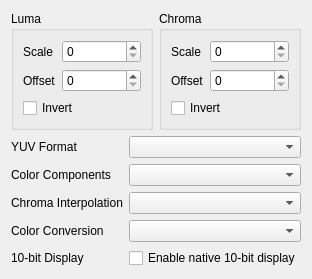
Before: the Qt Designer form YUViewLib/ui/videoHandlerYUV.ui in IENT/YUView, drawn with Qt 5.
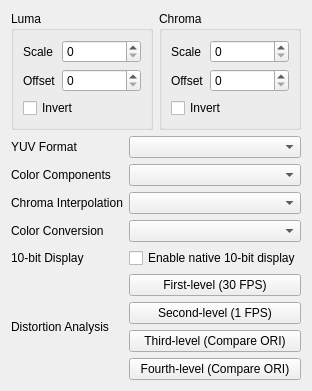
After: the same form once the commit is applied.

Commit message:
Add four video distortion analysis controls to YUV handler
- Added four new QPushButton controls to videoHandlerYUV UI
- First-level distortion: 30 FPS playback functionality
- Second-level distortion: 1 FPS playback functionality
- Third-level distortion: 1 FPS comparison with ORI file detection
- Fourth-level distortion: Same as third-level with repetitive comparison
- Implemented ORI file detection, validation, and notification system
- Added timer-based playback control with proper signal/slot connections

🤖 Generated with [Claude Code](https://claude.ai/code)

```diff
--- a/YUViewLib/ui/videoHandlerYUV.ui
+++ b/YUViewLib/ui/videoHandlerYUV.ui
@@ -219,6 +219,57 @@
          </property>
         </widget>
        </item>
+       <item row="5" column="0">
+        <widget class="QLabel" name="labelDistortionAnalysis">
+         <property name="text">
+          <string>Distortion Analysis</string>
+         </property>
+        </widget>
+       </item>
+       <item row="5" column="1">
+        <layout class="QVBoxLayout" name="distortionButtonsLayout">
+         <item>
+          <widget class="QPushButton" name="pushButtonFirstLevel">
+           <property name="toolTip">
+            <string>Start playback from current frame at 30 FPS</string>
+           </property>
+           <property name="text">
+            <string>First-level (30 FPS)</string>
+           </property>
+          </widget>
+         </item>
+         <item>
+          <widget class="QPushButton" name="pushButtonSecondLevel">
+           <property name="toolTip">
+            <string>Start playback from current frame at 1 FPS</string>
+           </property>
+           <property name="text">
+            <string>Second-level (1 FPS)</string>
+           </property>
+          </widget>
+         </item>
+         <item>
+          <widget class="QPushButton" name="pushButtonThirdLevel">
+           <property name="toolTip">
+            <string>Start repetitive 1 FPS comparison with ORI file at 1X magnification</string>
+           </property>
+           <property name="text">
+            <string>Third-level (Compare ORI)</string>
+           </property>
+          </widget>
+         </item>
+         <item>
+          <widget class="QPushButton" name="pushButtonFourthLevel">
+           <property name="toolTip">
+            <string>Start repetitive 1 FPS comparison with ORI file at 1X magnification</string>
+           </property>
+           <property name="text">
+            <string>Fourth-level (Compare ORI)</string>
+           </property>
+          </widget>
+         </item>
+        </layout>
+       </item>
       </layout>
      </item>
     </layout>
```
The commit also changes 3 other files.
